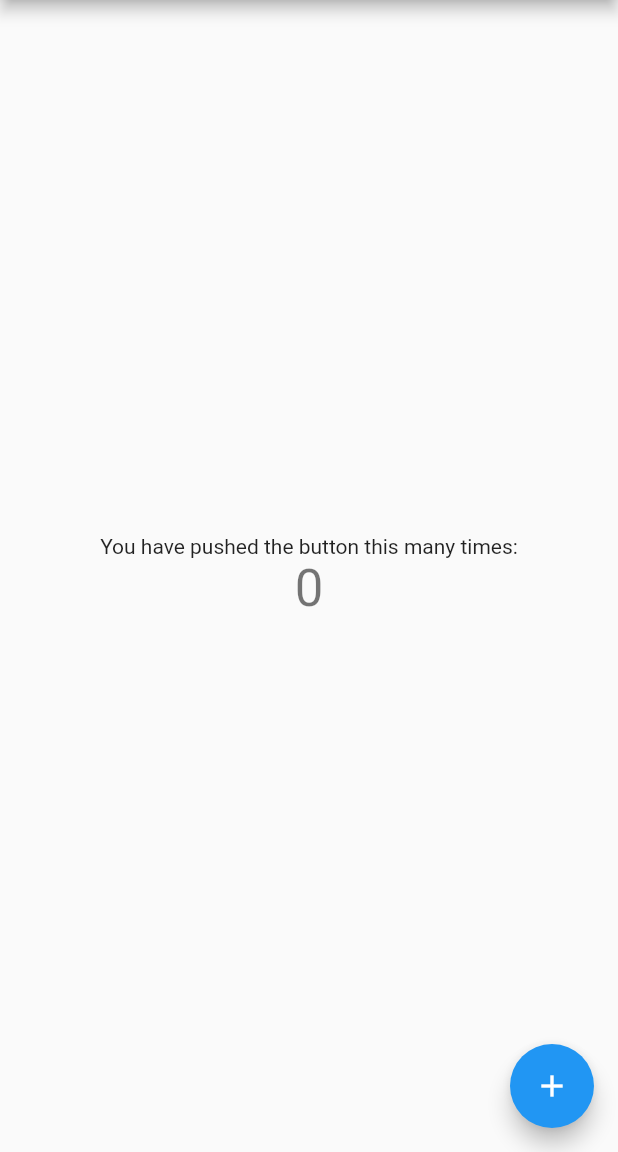
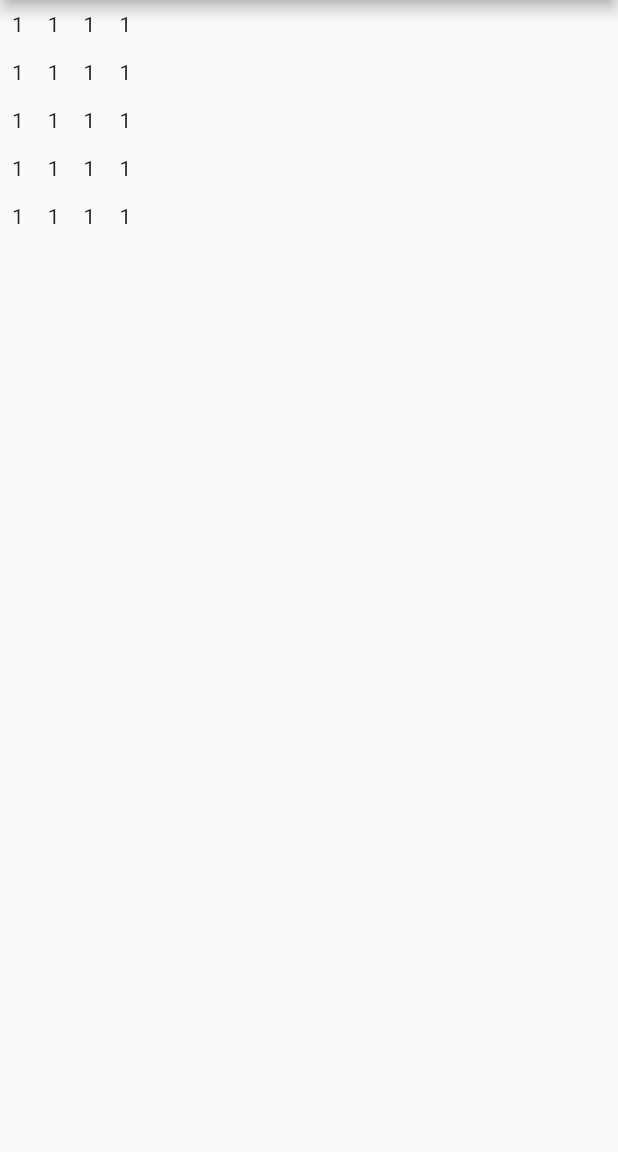
Before and after one commit to lucastso/flutter-calculator, a Flutter app: the screen it shows after launch, on a phone screen of 412 x 824 dp, the part 84-1236 px from its top. Run offline on Flutter 3.47's test engine with Material 2 defaults, Android fonts, the phone set to English and light mode, and no system bars.

Commit message:
layout calc

```diff
--- a/lib/main.dart
+++ b/lib/main.dart
@@ -7,21 +7,11 @@ void main() {
 class MyApp extends StatelessWidget {
   const MyApp({super.key});
 
-  // This widget is the root of your application.
   @override
   Widget build(BuildContext context) {
     return MaterialApp(
       title: 'Flutter Demo',
       theme: ThemeData(
-        // This is the theme of your application.
-        //
-        // Try running your application with "flutter run". You'll see the
-        // application has a blue toolbar. Then, without quitting the app, try
-        // changing the primarySwatch below to Colors.green and then invoke
-        // "hot reload" (press "r" in the console where you ran "flutter run",
-        // or simply save your changes to "hot reload" in a Flutter IDE).
-        // Notice that the counter didn't reset back to zero; the application
-        // is not restarted.
         primarySwatch: Colors.blue,
       ),
       home: const MyHomePage(title: 'Flutter Demo Home Page'),
@@ -31,16 +21,6 @@ class MyApp extends StatelessWidget {
 
 class MyHomePage extends StatefulWidget {
   const MyHomePage({super.key, required this.title});
-
-  // This widget is the home page of your application. It is stateful, meaning
-  // that it has a State object (defined below) that contains fields that affect
-  // how it looks.
-
-  // This class is the configuration for the state. It holds the values (in this
-  // case the title) provided by the parent (in this case the App widget) and
-  // used by the build method of the State. Fields in a Widget subclass are
-  // always marked "final".
-
   final String title;
 
   @override
@@ -48,68 +28,158 @@ class MyHomePage extends StatefulWidget {
 }
 
 class _MyHomePageState extends State<MyHomePage> {
-  int _counter = 0;
-
-  void _incrementCounter() {
-    setState(() {
-      // This call to setState tells the Flutter framework that something has
-      // changed in this State, which causes it to rerun the build method below
-      // so that the display can reflect the updated values. If we changed
-      // _counter without calling setState(), then the build method would not be
-      // called again, and so nothing would appear to happen.
-      _counter++;
-    });
-  }
-
   @override
   Widget build(BuildContext context) {
-    // This method is rerun every time setState is called, for instance as done
-    // by the _incrementCounter method above.
-    //
-    // The Flutter framework has been optimized to make rerunning build methods
-    // fast, so that you can just rebuild anything that needs updating rather
-    // than having to individually change instances of widgets.
     return Scaffold(
       appBar: AppBar(
-        // Here we take the value from the MyHomePage object that was created by
-        // the App.build method, and use it to set our appbar title.
         title: Text(widget.title),
       ),
-      body: Center(
-        // Center is a layout widget. It takes a single child and positions it
-        // in the middle of the parent.
-        child: Column(
-          // Column is also a layout widget. It takes a list of children and
-          // arranges them vertically. By default, it sizes itself to fit its
-          // children horizontally, and tries to be as tall as its parent.
-          //
-          // Invoke "debug painting" (press "p" in the console, choose the
-          // "Toggle Debug Paint" action from the Flutter Inspector in Android
-          // Studio, or the "Toggle Debug Paint" command in Visual Studio Code)
-          // to see the wireframe for each widget.
-          //
-          // Column has various properties to control how it sizes itself and
-          // how it positions its children. Here we use mainAxisAlignment to
-          // center the children vertically; the main axis here is the vertical
-          // axis because Columns are vertical (the cross axis would be
-          // horizontal).
-          mainAxisAlignment: MainAxisAlignment.center,
-          children: <Widget>[
-            const Text(
-              'You have pushed the button this many times:',
-            ),
-            Text(
-              '$_counter',
-              style: Theme.of(context).textTheme.headlineMedium,
-            ),
-          ],
-        ),
+      body: Column(
+        children: [
+          Row(
+            children: [
+              Ink(
+                child: Padding(
+                  padding: const EdgeInsets.all(8.0),
+                  child: Container(
+                    child: const Text("1"),
+                  ),
+                ),
+              ),
+              Padding(
+                padding: const EdgeInsets.all(8.0),
+                child: Container(
+                  child: const Text("1"),
+                ),
+              ),
+              Padding(
+                padding: const EdgeInsets.all(8.0),
+                child: Container(
+                  child: const Text("1"),
+                ),
+              ),
+              Padding(
+                padding: const EdgeInsets.all(8.0),
+                child: Container(
+                  child: const Text("1"),
+                ),
+              )
+            ],
+          ),
+          Row(
+            children: [
+              Padding(
+                padding: const EdgeInsets.all(8.0),
+                child: Container(
+                  child: const Text("1"),
+                ),
+              ),
+              Padding(
+                padding: const EdgeInsets.all(8.0),
+                child: Container(
+                  child: const Text("1"),
+                ),
+              ),
+              Padding(
+                padding: const EdgeInsets.all(8.0),
+                child: Container(
+                  child: const Text("1"),
+                ),
+              ),
+              Padding(
+                padding: const EdgeInsets.all(8.0),
+                child: Container(
+                  child: const Text("1"),
+                ),
+              )
+            ],
+          ),
+          Row(
+            children: [
+              Padding(
+                padding: const EdgeInsets.all(8.0),
+                child: Container(
+                  child: const Text("1"),
+                ),
+              ),
+              Padding(
+                padding: const EdgeInsets.all(8.0),
+                child: Container(
+                  child: const Text("1"),
+                ),
+              ),
+              Padding(
+                padding: const EdgeInsets.all(8.0),
+                child: Container(
+                  child: const Text("1"),
+                ),
+              ),
+              Padding(
+                padding: const EdgeInsets.all(8.0),
+                child: Container(
+                  child: const Text("1"),
+                ),
+              )
+            ],
+          ),
+          Row(
+            children: [
+              Padding(
+                padding: const EdgeInsets.all(8.0),
+                child: Container(
+                  child: const Text("1"),
+                ),
+              ),
+              Padding(
+                padding: const EdgeInsets.all(8.0),
+                child: Container(
+                  child: const Text("1"),
+                ),
+              ),
+              Padding(
+                padding: const EdgeInsets.all(8.0),
+                child: Container(
+                  child: const Text("1"),
+                ),
+              ),
+              Padding(
+                padding: const EdgeInsets.all(8.0),
+                child: Container(
+                  child: const Text("1"),
+                ),
+              )
+            ],
+          ),
+          Row(
+            children: [
+              Padding(
+                padding: const EdgeInsets.all(8.0),
+                child: Container(
+                  child: const Text("1"),
+                ),
+              ),
+              Padding(
+                padding: const EdgeInsets.all(8.0),
+                child: Container(
+                  child: const Text("1"),
+                ),
+              ),
+              Padding(
+                padding: const EdgeInsets.all(8.0),
+                child: Container(
+                  child: const Text("1"),
+                ),
+              ),
+              Padding(
+                padding: const EdgeInsets.all(8.0),
+                child: Container(
+                  child: const Text("1"),
+                ),
+              )
+            ],
+          )
+        ],
       ),
-      floatingActionButton: FloatingActionButton(
-        onPressed: _incrementCounter,
-        tooltip: 'Increment',
-        child: const Icon(Icons.add),
-      ), // This trailing comma makes auto-formatting nicer for build methods.
     );
   }
 }
```
